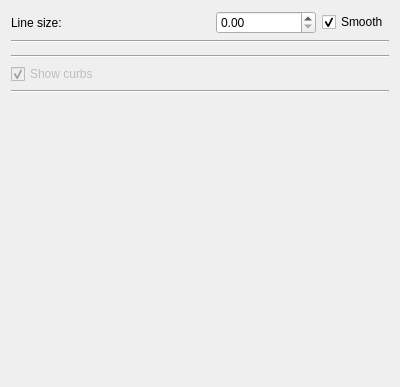
Before: the Qt Designer form code/src/lib/visualization/CurbsControl.ui in jmaye/curb-detection, drawn with Qt 5.
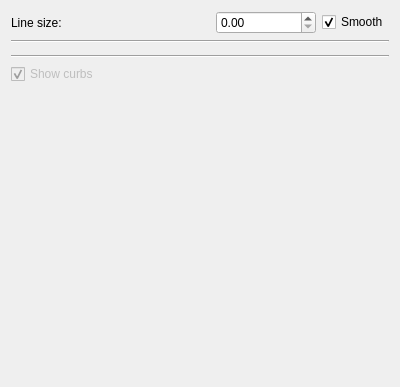
After: the same form once the commit is applied. Custom widgets are drawn as their Qt base class.

Patch:
```diff
--- a/code/src/lib/visualization/CurbsControl.ui
+++ b/code/src/lib/visualization/CurbsControl.ui
@@ -101,13 +101,6 @@
      </item>
     </layout>
    </item>
-   <item>
-    <widget class="Line" name="line_2">
-     <property name="orientation">
-      <enum>Qt::Horizontal</enum>
-     </property>
-    </widget>
-   </item>
    <item>
     <spacer name="verticalSpacer">
      <property name="orientation">
```
